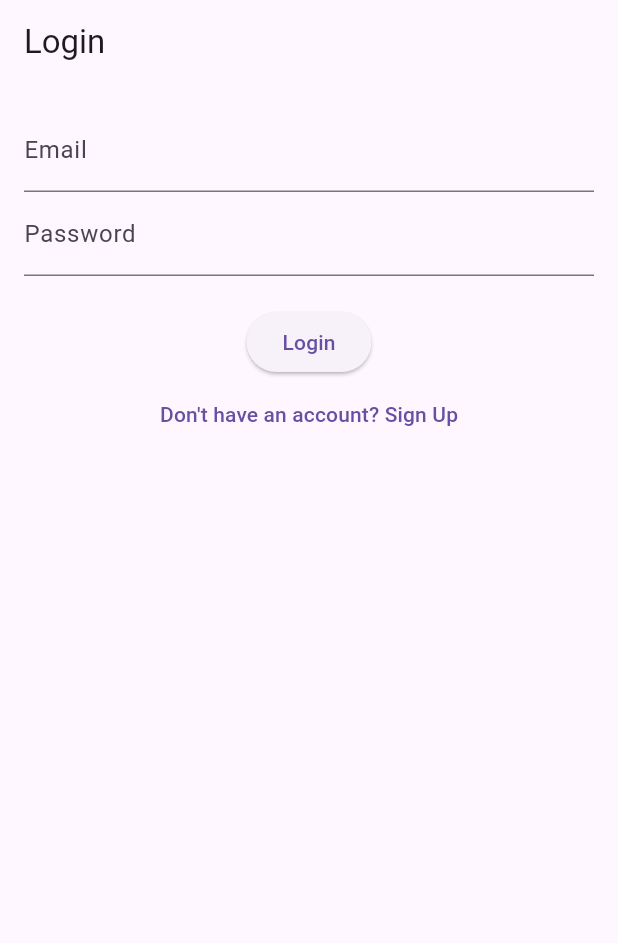
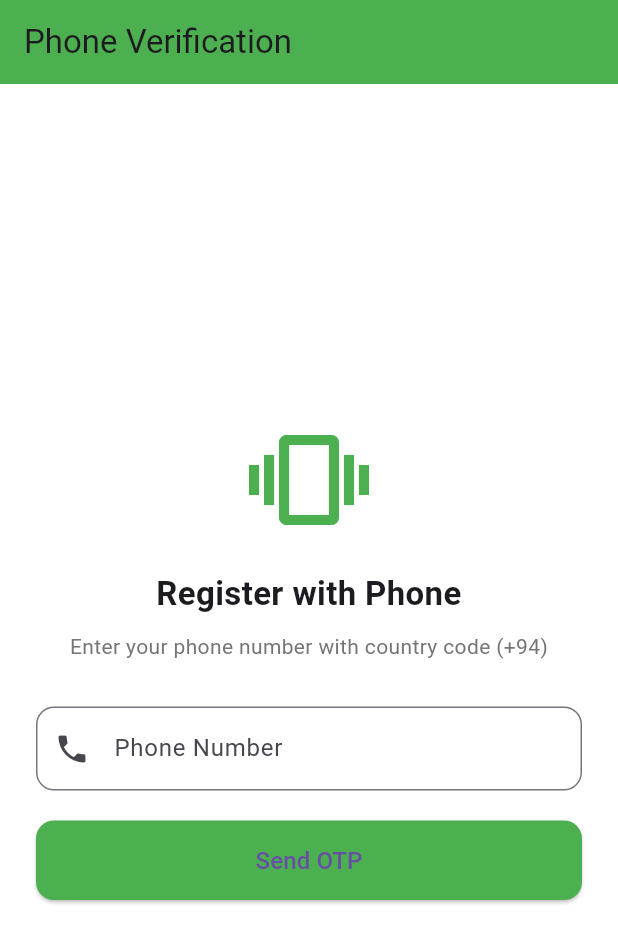
Before and after one commit to prasanjitha/remindus-mobile, a Flutter app: the screen it shows after launch, on a phone screen of 412 x 824 dp. Shown: the top 943 px of the screen. Run offline on Flutter 3.47's test engine with Material 3 defaults, Android fonts, the phone set to English and light mode, and no system bars; our stand-ins replace cloud_firestore, firebase_auth, firebase_core, flutter_dotenv; accounts and stored records are empty.

Commit message:
phone otp implementation

```diff
--- a/lib/main.dart
+++ b/lib/main.dart
@@ -1,6 +1,7 @@
 import 'package:flutter/material.dart';
 import 'package:firebase_core/firebase_core.dart';
 import 'package:flutter_dotenv/flutter_dotenv.dart';
+import 'package:remindus/otp_screen.dart';
 
 import 'login_page.dart';
 
@@ -20,7 +21,7 @@ class MyApp extends StatelessWidget {
     return MaterialApp(
       debugShowCheckedModeBanner: false,
       theme: ThemeData(primarySwatch: Colors.green, useMaterial3: true),
-      home:  LoginScreen(),
+      home:  PhoneAuthPage(),
     );
   }
 }
--- /dev/null
+++ b/lib/otp_screen.dart
@@ -0,0 +1,167 @@
+import 'dart:developer';
+
+import 'package:firebase_auth/firebase_auth.dart';
+import 'package:flutter/material.dart';
+import 'package:remindus/home_page.dart';
+class PhoneAuthPage extends StatefulWidget {
+  const PhoneAuthPage({super.key});
+
+  @override
+  State<PhoneAuthPage> createState() => _PhoneAuthPageState();
+}
+
+class _PhoneAuthPageState extends State<PhoneAuthPage> {
+  final _phoneController = TextEditingController();
+  final _otpController = TextEditingController();
+
+  String _verificationId = "";
+  bool _isLoading = false;
+  bool _codeSent = false;
+
+  // --- Step 1: OTP Code eka yawanna (Testing Numbers waladi meka real SMS yawanne na) ---
+  Future<void> _verifyPhoneNumber() async {
+    setState(() => _isLoading = true);
+
+    try {
+      await FirebaseAuth.instance.verifyPhoneNumber(
+        phoneNumber: _phoneController.text.trim(),
+        verificationCompleted: (PhoneAuthCredential credential) async {
+          // Android wala auto-detect unoth kelinma login wenawa
+          await FirebaseAuth.instance.signInWithCredential(credential);
+          _navigateToHome();
+        },
+        verificationFailed: (FirebaseAuthException e) {
+          setState(() => _isLoading = false);
+          log(  "Verification failed: ${e.message}");
+          _showSnackBar("Verification Failed: ${e.message}");
+        },
+        codeSent: (String verificationId, int? resendToken) {
+          setState(() {
+            _verificationId = verificationId;
+            _codeSent = true;
+            _isLoading = false;
+          });
+          _showSnackBar("Test OTP sent! (Use the code you set in Firebase Console)");
+        },
+        codeAutoRetrievalTimeout: (String verificationId) {
+          _verificationId = verificationId;
+        },
+      );
+    } catch (e) {
+      setState(() => _isLoading = false);
+      _showSnackBar("Error: $e");
+    }
+  }
+
+  // --- Step 2: OTP eka manually verify kireema ---
+  Future<void> _signInWithOTP() async {
+    setState(() => _isLoading = true);
+    try {
+      PhoneAuthCredential credential = PhoneAuthProvider.credential(
+        verificationId: _verificationId,
+        smsCode: _otpController.text.trim(),
+      );
+
+      await FirebaseAuth.instance.signInWithCredential(credential);
+      _navigateToHome();
+    } catch (e) {
+      setState(() => _isLoading = false);
+      _showSnackBar("Invalid OTP. Please try again.");
+    }
+  }
+
+  void _navigateToHome() {
+    Navigator.pushReplacement(
+      context,
+      MaterialPageRoute(builder: (context) => const HomeScreen()),
+    );
+  }
+
+  void _showSnackBar(String message) {
+    ScaffoldMessenger.of(context).showSnackBar(SnackBar(content: Text(message)));
+  }
+
+  @override
+  Widget build(BuildContext context) {
+    return Scaffold(
+      backgroundColor: Colors.white,
+      appBar: AppBar(
+        title: const Text("Phone Verification"),
+        backgroundColor: Colors.green,
+        elevation: 0,
+      ),
+      body: Padding(
+        padding: const EdgeInsets.all(24.0),
+        child: Column(
+          mainAxisAlignment: MainAxisAlignment.center,
+          crossAxisAlignment: CrossAxisAlignment.stretch,
+          children: [
+            const Icon(Icons.vibration, size: 80, color: Colors.green),
+            const SizedBox(height: 20),
+            Text(
+              _codeSent ? "Enter OTP Code" : "Register with Phone",
+              textAlign: TextAlign.center,
+              style: const TextStyle(fontSize: 22, fontWeight: FontWeight.bold),
+            ),
+            const SizedBox(height: 10),
+            Text(
+              _codeSent
+                  ? "Enter the 6-digit code you set in Firebase Console"
+                  : "Enter your phone number with country code (+94)",
+              textAlign: TextAlign.center,
+              style: TextStyle(color: Colors.grey[600]),
+            ),
+            const SizedBox(height: 30),
+
+            // Phone Input or OTP Input switch
+            if (!_codeSent)
+              TextField(
+                controller: _phoneController,
+                keyboardType: TextInputType.phone,
+                decoration: InputDecoration(
+                  labelText: "Phone Number",
+                  hintText: "+947XXXXXXXX",
+                  prefixIcon: const Icon(Icons.phone),
+                  border: OutlineInputBorder(borderRadius: BorderRadius.circular(12)),
+                ),
+              )
+            else
+              TextField(
+                controller: _otpController,
+                keyboardType: TextInputType.number,
+                maxLength: 6,
+                decoration: InputDecoration(
+                  labelText: "OTP Code",
+                  hintText: "123456",
+                  prefixIcon: const Icon(Icons.lock_outline),
+                  border: OutlineInputBorder(borderRadius: BorderRadius.circular(12)),
+                ),
+              ),
+
+            const SizedBox(height: 20),
+
+            ElevatedButton(
+              onPressed: _isLoading
+                  ? null
+                  : (_codeSent ? _signInWithOTP : _verifyPhoneNumber),
+              style: ElevatedButton.styleFrom(
+                backgroundColor: Colors.green,
+                padding: const EdgeInsets.symmetric(vertical: 15),
+                shape: RoundedRectangleBorder(borderRadius: BorderRadius.circular(12)),
+              ),
+              child: _isLoading
+                  ? const CircularProgressIndicator(color: Colors.white)
+                  : Text(_codeSent ? "Verify & Login" : "Send OTP", style: const TextStyle(fontSize: 16)),
+            ),
+
+            if (_codeSent)
+              TextButton(
+                onPressed: () => setState(() => _codeSent = false),
+                child: const Text("Change Phone Number"),
+              ),
+          ],
+        ),
+      ),
+    );
+  }
+}
```
